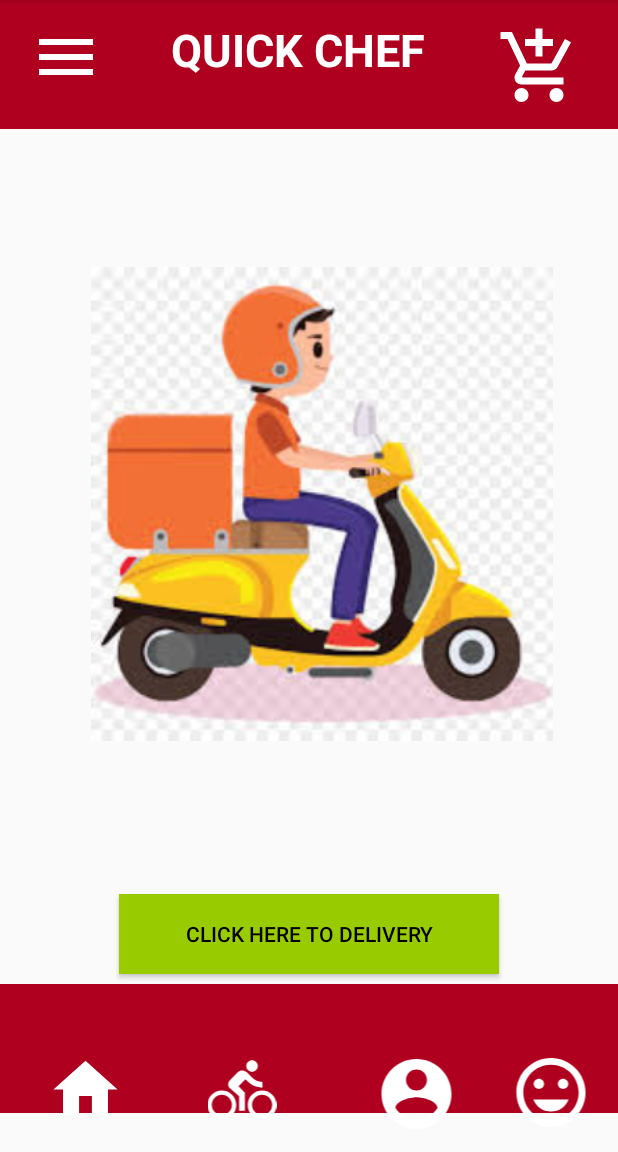
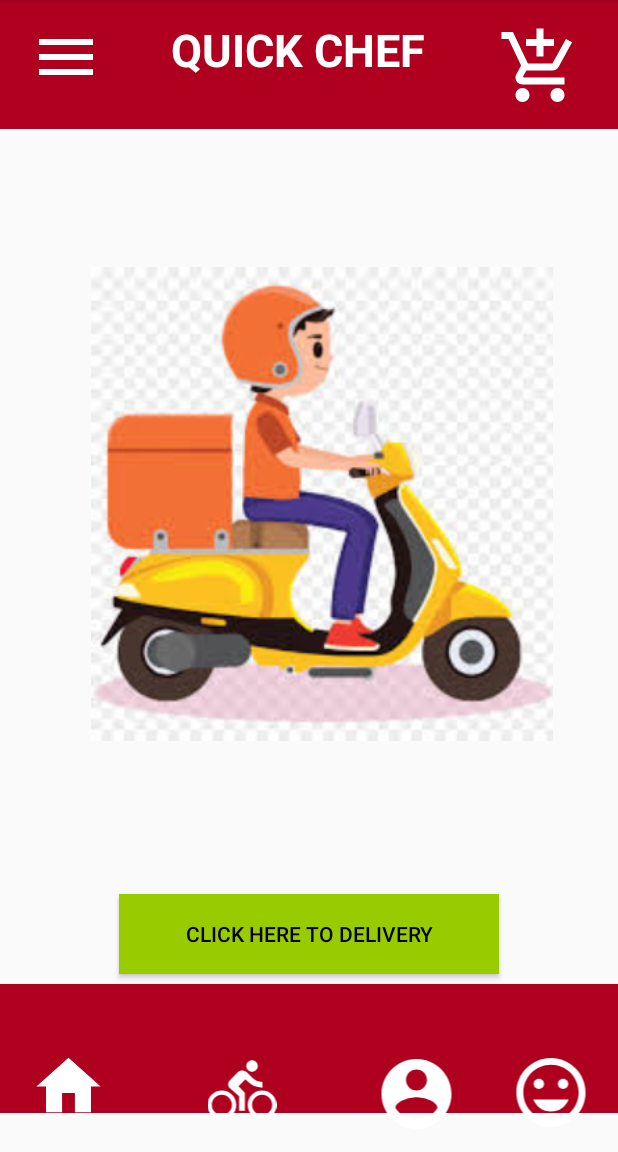
Before and after one commit to anjanaMLH/miniProject_6.2, an Android app: the finalpage1 screen opened directly, with no data from a screen before it, on a phone screen of 412 x 824 dp, the part 84-1236 px from its top. Run offline under Robolectric (Android 15) with nearby library versions, the light colour scheme and no system bars.

Commit message:
next commit

```diff
--- a/app/src/main/res/layout/activity_finalpage1.xml
+++ b/app/src/main/res/layout/activity_finalpage1.xml
@@ -24,6 +24,7 @@
         android:background="@color/design_default_color_error"
         app:layout_constraintBottom_toTopOf="@+id/view6"
         app:layout_constraintEnd_toEndOf="parent"
+        app:layout_constraintHorizontal_bias="0.464"
         app:layout_constraintStart_toStartOf="parent"
         app:layout_constraintTop_toTopOf="parent"
         app:layout_constraintVertical_bias="0.0" />
@@ -62,8 +63,8 @@
         android:tint="@color/design_default_color_background"
         app:layout_constraintBottom_toBottomOf="parent"
         app:layout_constraintEnd_toEndOf="parent"
-        app:layout_constraintHorizontal_bias="0.609"
-        app:layout_constraintStart_toEndOf="@+id/textView7"
+        app:layout_constraintHorizontal_bias="0.952"
+        app:layout_constraintStart_toStartOf="parent"
         app:layout_constraintTop_toTopOf="parent"
         app:layout_constraintVertical_bias="0.023"
         app:srcCompat="@drawable/ic_baseline_add_shopping_cart_24" />
@@ -72,14 +73,13 @@
         android:id="@+id/imageView18"
         android:layout_width="66dp"
         android:layout_height="51dp"
-        android:layout_marginStart="24dp"
-        android:layout_marginLeft="24dp"
-        android:layout_marginBottom="16dp"
         android:tint="@color/design_default_color_background"
         app:layout_constraintBottom_toBottomOf="parent"
+        app:layout_constraintEnd_toEndOf="parent"
+        app:layout_constraintHorizontal_bias="0.037"
         app:layout_constraintStart_toStartOf="parent"
-        app:layout_constraintTop_toTopOf="@+id/view6"
-        app:layout_constraintVertical_bias="1.0"
+        app:layout_constraintTop_toTopOf="parent"
+        app:layout_constraintVertical_bias="0.975"
         app:srcCompat="@drawable/ic_baseline_home_24" />
 
     <ImageView
@@ -134,7 +134,7 @@
         app:srcCompat="@drawable/download" />
 
     <Button
-        android:id="@+id/button"
+        android:id="@+id/btndelivery"
         android:layout_width="253dp"
         android:layout_height="53dp"
         android:background="@android:color/holo_green_light"
```
Also changed, not shown: app/src/main/java/com/example/foods/RiderDetails.java (+31 -1 lines), app/src/main/res/layout/activity_rider_details.xml (+17 -4 lines).
